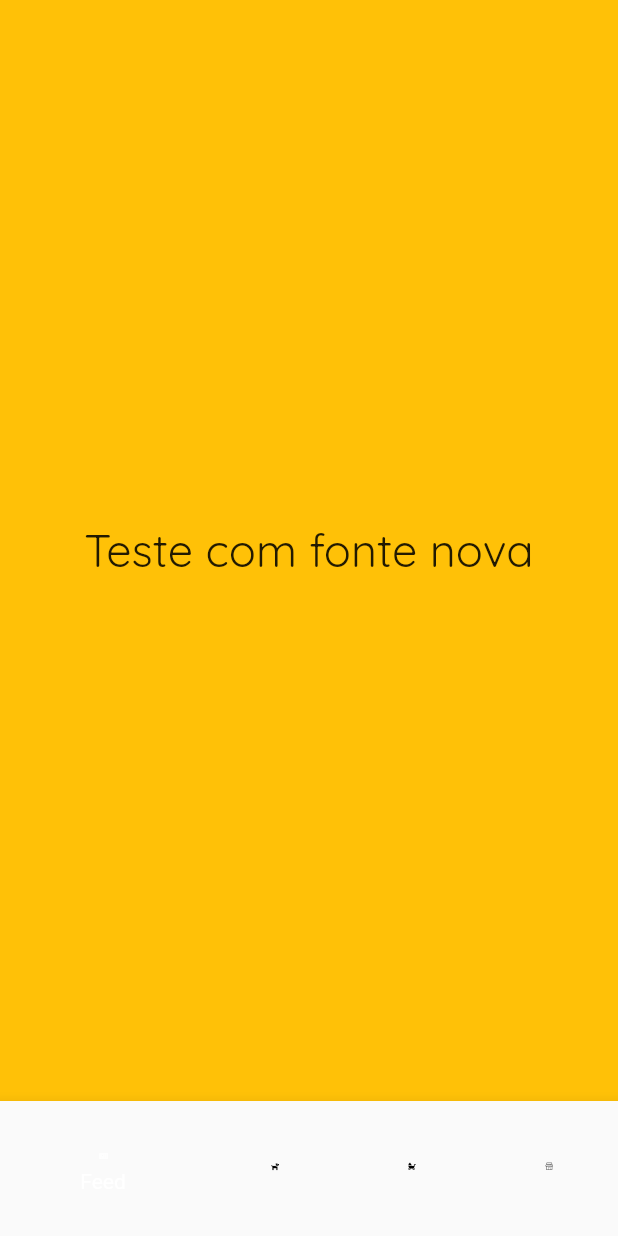
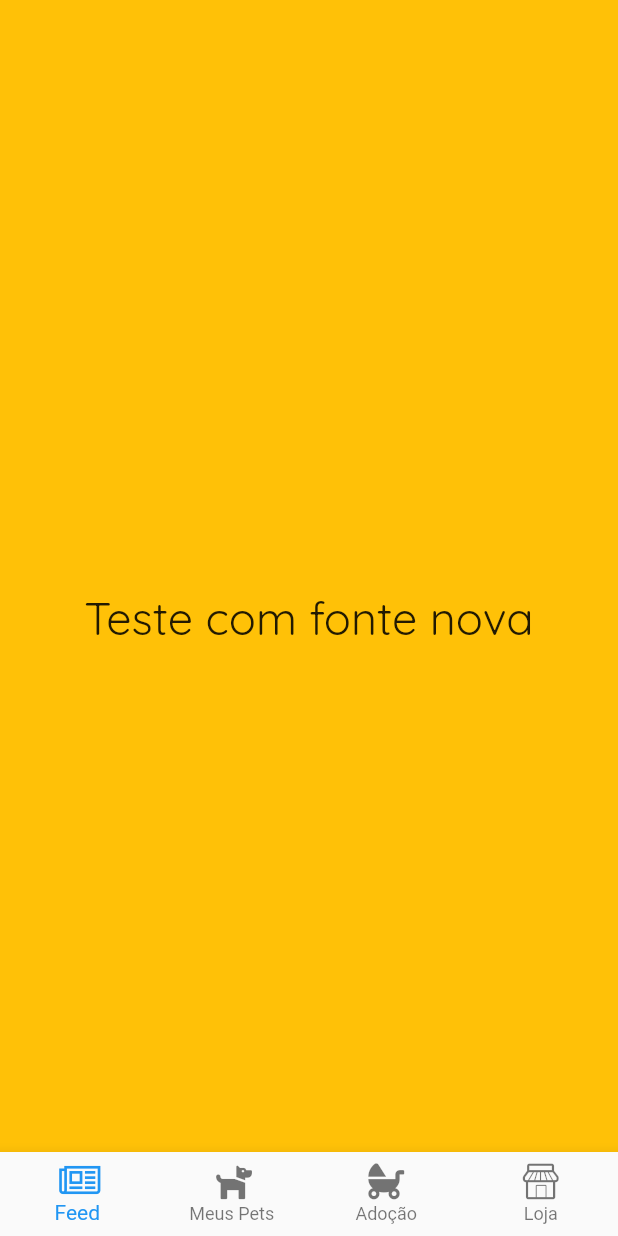
Before and after one commit to giederloreto/MeuGuaipeca, a Flutter app: the screen it shows after launch, on a phone screen of 412 x 824 dp. Run offline on Flutter 3.47's test engine with Material 2 defaults, Android fonts, the phone set to English and light mode, and no system bars.

Commit message:
Componentizando a BottomBar funcionando

```diff
--- /dev/null
+++ b/lib/presentation/components/guaipeca_bottom_bar.dart
@@ -0,0 +1,44 @@
+import 'package:flutter/material.dart';
+import 'package:meu_guaipeca/presentation/components/guaipeca_icon.dart';
+
+class GuaipecaBottomBar extends StatefulWidget {
+  const GuaipecaBottomBar({Key? key}) : super(key: key);
+
+  @override
+  State<GuaipecaBottomBar> createState() => _GuaipecaBottomBarState();
+}
+
+class _GuaipecaBottomBarState extends State<GuaipecaBottomBar> {
+  int _indexBottom = 0;
+  @override
+  Widget build(BuildContext context) {
+    return BottomNavigationBar(
+      currentIndex: _indexBottom,
+      type: BottomNavigationBarType.fixed,
+      // ignore: prefer_const_literals_to_create_immutables
+      items: [
+        const BottomNavigationBarItem(
+            icon: Icon(GuaipecaIcon.newspaper),
+            label: 'Feed',
+            backgroundColor: Colors.red),
+        const BottomNavigationBarItem(
+            icon: Icon(GuaipecaIcon.dog),
+            label: 'Meus Pets',
+            backgroundColor: Colors.red),
+        const BottomNavigationBarItem(
+            icon: Icon(GuaipecaIcon.baby_carriage),
+            label: 'Adoção',
+            backgroundColor: Colors.red),
+        const BottomNavigationBarItem(
+            icon: Icon(GuaipecaIcon.shop),
+            label: 'Loja',
+            backgroundColor: Colors.red),
+      ],
+      onTap: (index) {
+        setState(() {
+          _indexBottom = index;
+        });
+      },
+    );
+  }
+}
--- a/lib/presentation/home/home_view.dart
+++ b/lib/presentation/home/home_view.dart
@@ -1,4 +1,5 @@
 import 'package:flutter/material.dart';
+import 'package:meu_guaipeca/presentation/components/guaipeca_bottom_bar.dart';
 import 'package:meu_guaipeca/presentation/components/guaipeca_icon.dart';
 
 class HomeView extends StatefulWidget {
@@ -12,9 +13,10 @@ class _HomeViewState extends State<HomeView> {
   @override
   Widget build(BuildContext context) {
     return Scaffold(
+      extendBody: true,
       body: Container(
         color: Colors.amber,
-        child: Center(
+        child: const Center(
           child: Text(
             'Teste com fonte nova',
             style: TextStyle(
@@ -24,51 +26,7 @@ class _HomeViewState extends State<HomeView> {
           ),
         ),
       ),
-      bottomNavigationBar: Stack(
-        children: [
-          BottomNavigationBar(
-            // showSelectedLabels: false,
-            // showUnselectedLabels: false,
-            iconSize: 5,
-            items: [
-              BottomNavigationBarItem(
-                label: 'Feed',
-                icon: Padding(
-                  padding: const EdgeInsets.symmetric(vertical: 6),
-                  child: const Icon(GuaipecaIcon.newspaper),
-                ),
-              ),
-              BottomNavigationBarItem(
-                icon: Padding(
-                  padding: const EdgeInsets.symmetric(vertical: 6.0),
-                  child: IconButton(
-                    icon: const Icon(GuaipecaIcon.dog),
-                    color: Colors.black,
-                    onPressed: () {},
-                  ),
-                ),
-                label: 'Meus Pet',
-              ),
-              BottomNavigationBarItem(
-                label: 'Adoção',
-                icon: IconButton(
-                  icon: const Icon(GuaipecaIcon.baby_carriage),
-                  color: Colors.black,
-                  onPressed: () {},
-                ),
-              ),
-              BottomNavigationBarItem(
-                label: 'Loja',
-                icon: IconButton(
-                  icon: const Icon(GuaipecaIcon.shop),
-                  color: Colors.black,
-                  onPressed: () {},
-                ),
-              ),
-            ],
-          ),
-        ],
-      ),
+      bottomNavigationBar: GuaipecaBottomBar(),
     );
   }
 }
```
